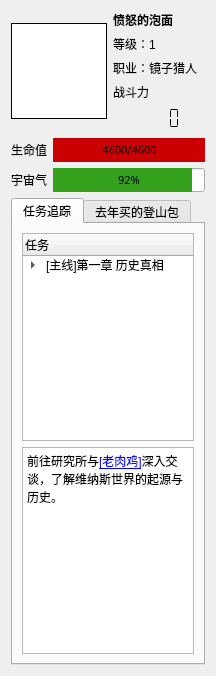
Qt form src/coeus/coeus_client_qt/game_statusbar_widget.ui (AngryPowman/Coeus) before a commit.
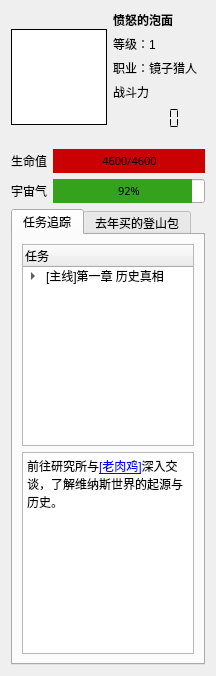
The same form after that commit. Icons and pictures are not drawn.

```diff
--- a/src/coeus/coeus_client_qt/game_statusbar_widget.ui
+++ b/src/coeus/coeus_client_qt/game_statusbar_widget.ui
@@ -187,7 +187,7 @@
          <property name="sizeHint" stdset="0">
           <size>
            <width>20</width>
-           <height>2</height>
+           <height>13</height>
           </size>
          </property>
         </spacer>
```
Left out of the diff: 3 changed lines with no effect on the pictures.
